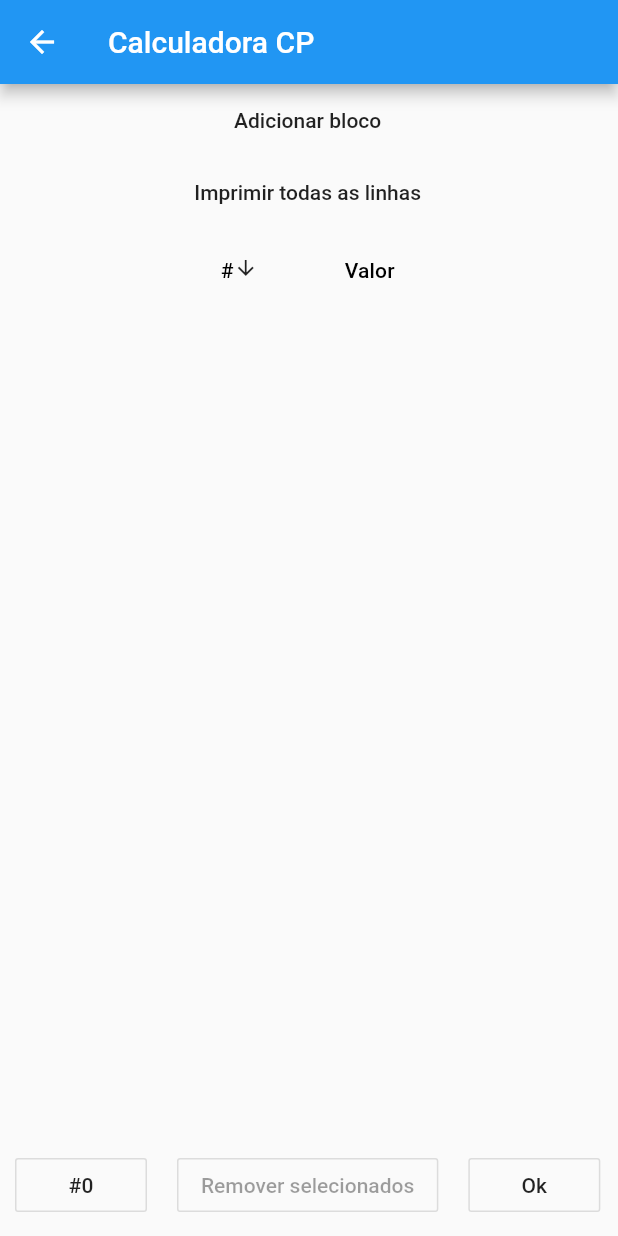
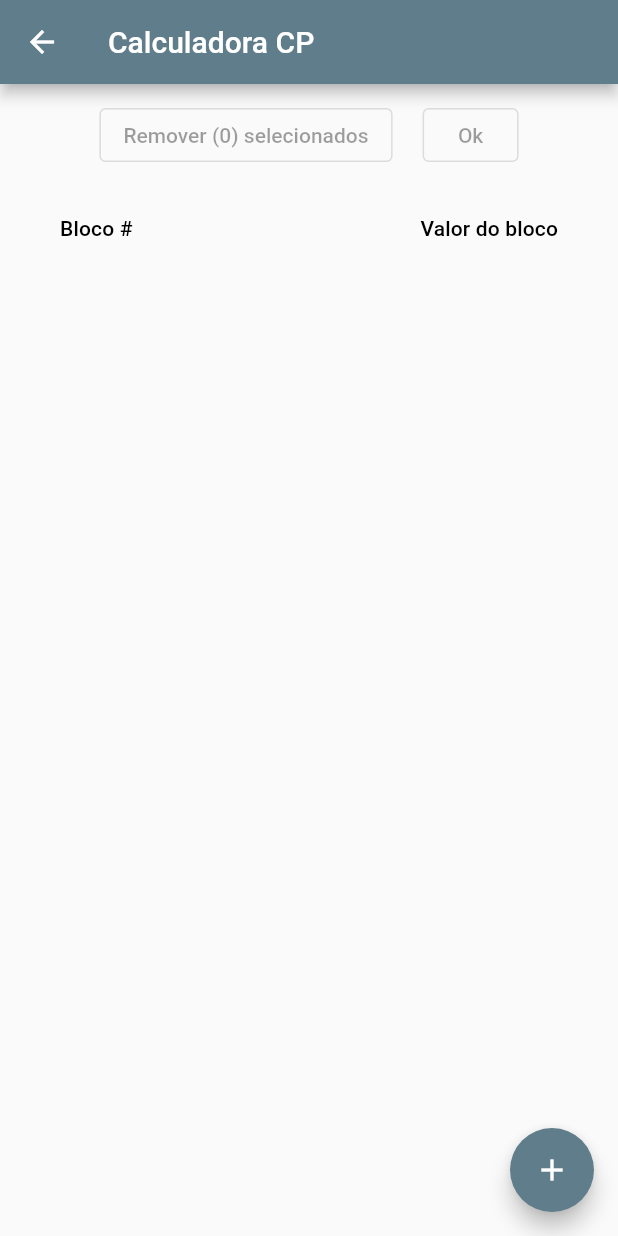
Before and after one commit to FernandoNoleto/controle_engenharia_app, a Flutter app: the screen it shows after launch, after a tap on "Corpos de prova", on a phone screen of 412 x 824 dp. Run offline on Flutter 3.47's test engine with Material 2 defaults, Android fonts, the phone set to English and light mode, and no system bars.

Commit message:
Interface corpos de prova completa

```diff
--- a/lib/corposdeprovascreen.dart
+++ b/lib/corposdeprovascreen.dart
@@ -1,90 +1,242 @@
 import 'package:flutter/material.dart';
 
-import 'package:controle_engenharia/corposdeprova2screen.dart';
+class Bloco {
+  int id;
+  String name;
+  String value;
 
-/// This is the stateful widget that the main application instantiates.
-class CorposDeProvaScreen extends StatefulWidget {
-  const CorposDeProvaScreen({Key? key}) : super(key: key);
+  Bloco({this.id = 0, this.name = "", this.value = ""});
+
+  static List<Bloco> getBlocos() {
+    return blocos;
+  }
+
+  static addBlocos(id, firstName, lastName) {
+    var bloco = new Bloco();
+    bloco.id = id;
+    bloco.name = firstName;
+    bloco.value = lastName;
+    blocos.add(bloco);
+  }
+}
+
+List<Bloco> blocos = [];
+
+class DataTableDemo extends StatefulWidget {
+  DataTableDemo() : super();
+
+  final String title = "Calculadora CP";
 
   @override
-  State<CorposDeProvaScreen> createState() => _CorposDeProvaScreenState();
+  DataTableDemoState createState() => DataTableDemoState();
 }
 
-/// This is the private State class that goes with MyStatefulWidget.
-class _CorposDeProvaScreenState extends State<CorposDeProvaScreen> {
-  String dropdownValue = '1';
+class DataTableDemoState extends State<DataTableDemo> {
+  late List<Bloco> blocos;
+  late List<Bloco> selectedBlocos;
+  late bool sort;
+
+  SnackBar warningMessage = SnackBar(content: const Text("Algum campo está vazio!"), action: SnackBarAction(label: "Ok", onPressed: (){},),);
+
+  @override
+  void initState() {
+    sort = false;
+    selectedBlocos = [];
+    blocos = Bloco.getBlocos();
+    super.initState();
+  }
+
+  onSortColum(int columnIndex, bool ascending) {
+    if (columnIndex == 0) {
+      if (ascending) {
+        blocos.sort((a, b) => a.name.compareTo(b.name));
+      } else {
+        blocos.sort((a, b) => b.name.compareTo(a.name));
+      }
+    }
+  }
+
+  onSelectedRow(bool selected, Bloco bloco) async {
+    setState(() {
+      if (selected) {
+        selectedBlocos.add(bloco);
+      } else {
+        selectedBlocos.remove(bloco);
+      }
+    });
+  }
+
+  deleteSelected() async {
+    setState(() {
+      if (selectedBlocos.isNotEmpty) {
+        List<Bloco> temp = [];
+        temp.addAll(selectedBlocos);
+        for (Bloco bloco in temp) {
+          blocos.remove(bloco);
+          selectedBlocos.remove(bloco);
+        }
+      }
+    });
+    updateId();
+  }
+
+  updateId() async {
+    setState(() {
+      int i = 1;
+      for (Bloco bloco in blocos) {
+        bloco.id = i;
+        i++;
+      }
+    });
+  }
+
+  bool isValide(){
+
+    for (Bloco bloco in blocos){
+      if (bloco.value == ""){
+        print(bloco.value);
+        // blocos.remove(bloco);
+        return false;
+      }
+    }
+    return true;
+  }
+
+
+
+  calculate() {
+
+    isValide() ?
+      setState(() {
+        try{
+          for (Bloco bloco in blocos){
+            if (bloco.value == ""){
+              print(bloco.value);
+              // blocos.remove(bloco);
+
+            }else{
+              print(bloco.value);
+            }
+          }
+        }
+        catch(exception) {
+          print(exception);
+        }
+      })
+
+    :
+
+    ScaffoldMessenger.of(context).showSnackBar(warningMessage);
+
+  }
 
   @override
   Widget build(BuildContext context) {
     return Scaffold(
       appBar: AppBar(
-        title: Text('Corpos de Prova'),
-        centerTitle: true,
+        title: Text(widget.title),
         backgroundColor: Colors.blueGrey,
       ),
-      body: Column(
+      body: SingleChildScrollView(
+        child: Column(
+          children: <Widget>[
+            Row(
               mainAxisAlignment: MainAxisAlignment.center,
-        crossAxisAlignment: CrossAxisAlignment.center,
+              mainAxisSize: MainAxisSize.min,
               children: <Widget>[
-          Center(
-            child: Text("Digite a quantidade de corpos de prova"),
+                Padding(
+                  padding: EdgeInsets.all(10.0),
+                  child: OutlinedButton(
+                    child: Text('Remover (${selectedBlocos.length}) selecionados'),
+                    onPressed: selectedBlocos.isEmpty
+                        ? null
+                        : () {
+                            deleteSelected();
+                          },
                   ),
-          Center(
-            child: DropdownButton<String>(
-              value: dropdownValue,
-              icon: const Icon(Icons.arrow_downward),
-              iconSize: 24,
-              elevation: 16,
-              style: const TextStyle(color: Colors.deepPurple),
-              underline: Container(
-                height: 2,
-                color: Colors.blueGrey,
                 ),
-              onChanged: (String? newValue) {
+                Padding(
+                  padding: EdgeInsets.all(10.0),
+                  child: OutlinedButton(
+                    child: Text('Ok'),
+                    onPressed: blocos.isEmpty ? null : () { calculate();},
+                  ),
+                ),
+              ],
+            ),
+            Column(
+              children: <Widget>[
+                // ElevatedButton(
+                //   child: Text('Imprimir todas as linhas'),
+                //   onPressed: () {
+                //     blocos.forEach((u) => print("${u.name} ${u.value}"));
+                //   },
+                // ),
+                DataTable(
+                  horizontalMargin: 40.0,
+                  sortAscending: sort,
+                  sortColumnIndex: 0,
+                  columns: [
+                    DataColumn(
+                      label: Text("Bloco #"),
+                      numeric: false,
+                      tooltip: "Bloco",
+                    ),
+                    DataColumn(
+                      label: Text("Valor do bloco"),
+                      numeric: true,
+                      tooltip: "Valor",
+                    ),
+                  ],
+                  rows: blocos
+                      .map(
+                        (bloco) => DataRow(
+                            selected: selectedBlocos.contains(bloco),
+                            onSelectChanged: (b) {
+                              print("Onselect");
+                              onSelectedRow(b!, bloco);
+                            },
+                            cells: [
+                              DataCell(
+                                Text("Bloco #" + bloco.id.toString()),
+                              ),
+                              DataCell(
+                                //Text(user.firstName),
+                                TextField(
+                                  autofocus: true,
+                                  expands: true,
+                                  minLines: null,
+                                  maxLines: null,
+                                  keyboardType: TextInputType.number,
+                                  onChanged: (value) {
+                                    print("text field: $value");
+                                    bloco.value = value;
+                                  },
+                                ),
+                              ),
+                            ]),
+                      )
+                      .toList(),
+                ),
+              ],
+            ),
+          ],
+        ),
+
+        //-----------------------------------------------------------------------------------
+      ),
+      floatingActionButton: FloatingActionButton(
+        onPressed: () {
           setState(() {
-                  dropdownValue = newValue!;
-                  Navigator.push(
-                    context,
-                    MaterialPageRoute(
-                        builder: (context) => CorposDeProva2Screen(
-                              numeroCorposdeProva: newValue,
-                            )),
-                  );
+            var bloco = new Bloco();
+            bloco.name = "bloco" + (blocos.length + 1).toString();
+            bloco.value = "";
+            bloco.id = blocos.length + 1;
+            blocos.add(bloco);
           });
         },
-              items: <String>[
-                '1',
-                '2',
-                '3',
-                '4',
-                '5',
-                '6',
-                '7',
-                '8',
-                '9',
-                '10',
-                '11',
-                '12',
-                '13',
-                '14',
-                '15',
-                '16',
-                '17',
-                '18',
-                '19',
-                '20'
-              ].map<DropdownMenuItem<String>>((String value) {
-                return DropdownMenuItem<String>(
-                  value: value,
-                  child: Text(value),
-                );
-              }).toList(),
-            ),
-          ),
-          Center(
-            child: Text(dropdownValue),
-          ),
-        ],
+        child: const Icon(Icons.add),
+        backgroundColor: Colors.blueGrey,
       ),
     );
   }
--- a/lib/main.dart
+++ b/lib/main.dart
@@ -1,6 +1,6 @@
 import 'package:flutter/material.dart';
+// import 'package:controle_engenharia/inutil.dart';
 import 'package:controle_engenharia/corposdeprovascreen.dart';
-import 'package:controle_engenharia/teste.dart';
 
 void main() {
   runApp(Home());
@@ -32,9 +32,10 @@ class HomeScreen extends StatelessWidget {
               child: ListTile(
                 leading: FlutterLogo(size: 72),
                 title: Text("Corpos de prova"),
-                subtitle: Text("calcular fck, desvio padrão..."),
+                subtitle: Text("Calcular fck, desvio padrão, coeficiente de variação..."),
                 isThreeLine: true,
-                trailing: Icon(Icons.expand_more_outlined),
+                // trailing: Icon(Icons.expand_more_outlined),
+                trailing: TextButton(child: Icon(Icons.expand_more, color: Colors.blueGrey,), onPressed: (){},),
                 onTap: () {
                   Navigator.push(
                     context,
--- a/lib/teste.dart
+++ /dev/null
@@ -1,204 +0,0 @@
-import 'package:flutter/material.dart';
-
-class Bloco {
-  int id;
-  String name;
-  String value;
-
-  Bloco({this.id = 0, this.name = "", this.value = ""});
-
-  static List<Bloco> getBlocos() {
-    return blocos;
-  }
-
-  static addBlocos(id, firstName, lastName) {
-    var bloco = new Bloco();
-    bloco.id = id;
-    bloco.name = firstName;
-    bloco.value = lastName;
-    blocos.add(bloco);
-  }
-
-}
-
-List<Bloco> blocos = [];
-
-class DataTableDemo extends StatefulWidget {
-  DataTableDemo() : super();
-
-  final String title = "Calculadora CP";
-
-
-  @override
-  DataTableDemoState createState() => DataTableDemoState();
-}
-
-class DataTableDemoState extends State<DataTableDemo> {
-  late List<Bloco> blocos;
-  late List<Bloco> selectedBlocos;
-  late bool sort;
-
-
-  @override
-  void initState() {
-    sort = false;
-    selectedBlocos = [];
-    blocos = Bloco.getBlocos();
-    super.initState();
-  }
-
-  onSortColum(int columnIndex, bool ascending) {
-    if (columnIndex == 0) {
-      if (ascending) {
-        blocos.sort((a, b) => a.name.compareTo(b.name));
-      } else {
-        blocos.sort((a, b) => b.name.compareTo(a.name));
-      }
-    }
-  }
-
-  onSelectedRow(bool selected, Bloco bloco) async {
-    setState(() {
-      if (selected) {
-        selectedBlocos.add(bloco);
-      } else {
-        selectedBlocos.remove(bloco);
-      }
-    });
-  }
-
-  deleteSelected() async {
-    setState(() {
-      if (selectedBlocos.isNotEmpty) {
-        List<Bloco> temp = [];
-        temp.addAll(selectedBlocos);
-        for (Bloco bloco in temp) {
-          blocos.remove(bloco);
-          selectedBlocos.remove(bloco);
-        }
-      }
-    });
-  }
-
-  SingleChildScrollView dataBody() {
-    return SingleChildScrollView(
-      scrollDirection: Axis.vertical,
-      child: Column(
-        children: <Widget>[
-          MaterialButton(
-            child: Text('Adicionar bloco'),
-            onPressed: () {
-              var bloco = new Bloco();
-              bloco.name = "bloco"+(blocos.length+1).toString();
-              bloco.value = "default lastName";
-              bloco.id = blocos.length+1;
-              blocos.add(bloco);
-              setState(() {});
-            },
-          ),
-          MaterialButton(
-            child: Text('Imprimir todas as linhas'),
-            onPressed: () {
-              blocos.forEach((u) => print("${u.name} ${u.value}"));
-            },
-          ),
-          DataTable(
-            sortAscending: sort,
-            sortColumnIndex: 0,
-            columns: [
-              DataColumn(
-                  label: Text("#"),
-                  numeric: false,
-                  tooltip: "Bloco",
-                  onSort: (columnIndex, ascending) {
-                    setState(() {
-                      sort = !sort;
-                    });
-                    onSortColum(columnIndex, ascending);
-                  }),
-              DataColumn(
-                label: Text("Valor"),
-                numeric: false,
-                tooltip: "Valor",
-              ),
-            ],
-            rows: blocos
-                .map(
-                  (bloco) => DataRow(
-                      selected: selectedBlocos.contains(bloco),
-                      onSelectChanged: (b) {
-                        print("Onselect");
-                        onSelectedRow(b!, bloco);
-                      },
-                      cells: [
-                        DataCell(
-                          Text("Bloco #"+bloco.id.toString()),
-                        ),
-                        DataCell(
-                          //Text(user.firstName),
-                          TextField(
-                            onChanged: (text) {
-                              print("First text field: $text");
-                              bloco.name = text;
-                            },
-                          ),
-                        ),
-                      ]),
-                )
-                .toList(),
-          ),
-        ],
-      ),
-    );
-  }
-
-  @override
-  Widget build(BuildContext context) {
-    return Scaffold(
-      appBar: AppBar(
-        title: Text(widget.title),
-      ),
-      body: Column(
-        mainAxisSize: MainAxisSize.min,
-        mainAxisAlignment: MainAxisAlignment.center,
-        verticalDirection: VerticalDirection.down,
-        children: <Widget>[
-          Expanded(
-            child: dataBody(),
-          ),
-          Row(
-            mainAxisAlignment: MainAxisAlignment.center,
-            mainAxisSize: MainAxisSize.min,
-            children: <Widget>[
-              Padding(
-                padding: EdgeInsets.all(10.0),
-                child: OutlineButton(
-                  child: Text('#${selectedBlocos.length}'),
-                  onPressed: () {},
-                ),
-              ),
-              Padding(
-                padding: EdgeInsets.all(10.0),
-                child: OutlineButton(
-                  child: Text('Remover selecionados'),
-                  onPressed: selectedBlocos.isEmpty
-                      ? null
-                      : () {
-                          deleteSelected();
-                        },
-                ),
-              ),
-              Padding(
-                padding: EdgeInsets.all(10.0),
-                child: OutlineButton(
-                  child: Text('Ok'),
-                  onPressed: () {},
-                ),
-              ),
-            ],
-          ),
-        ],
-      ),
-    );
-  }
-}
```
Also changed, not shown: lib/inutil.dart (added, +91 -0 lines), lib/inutil2.dart (renamed from lib/corposdeprova2screen.dart). Lines whose indentation alone changed are shown as unchanged.
